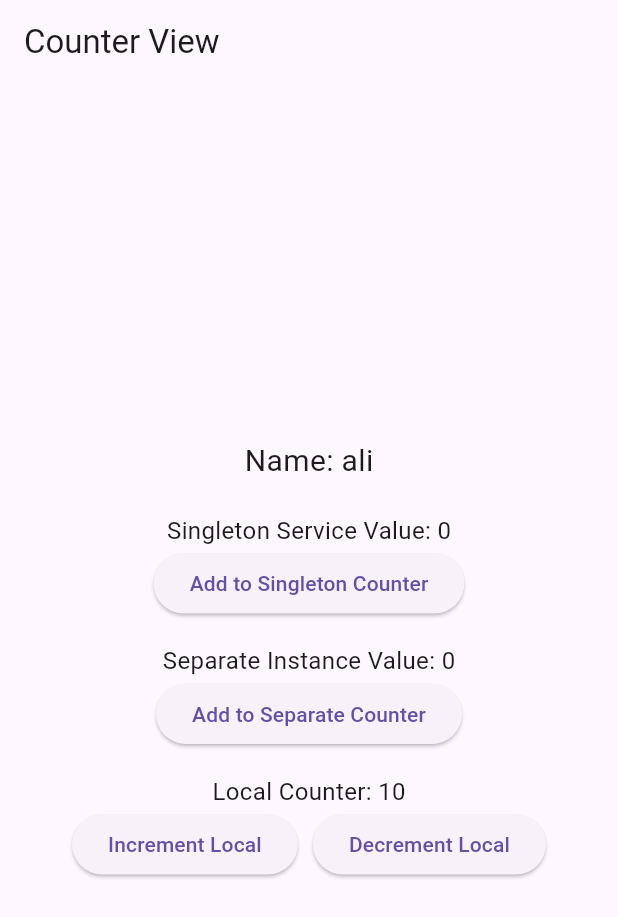
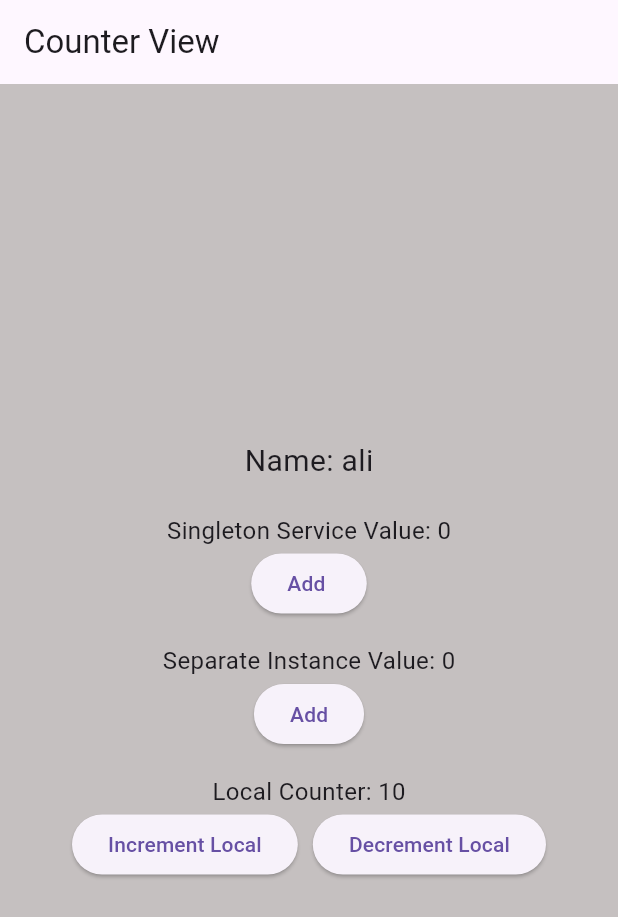
Before and after one commit to alimarain/state-management-, a Flutter app: the screen it shows after launch, on a phone screen of 412 x 824 dp. Shown: the top 917 px of the screen. Run offline on Flutter 3.47's test engine with Material 3 defaults, Android fonts, the phone set to English and light mode, and no system bars; our stand-ins replace stacked, stacked_services; generated files the repository leaves out were written again.

Commit message:
some ui changes

```diff
--- a/lib/ui/counter/counter_view.dart
+++ b/lib/ui/counter/counter_view.dart
@@ -10,9 +10,10 @@ class CounterView extends StatelessWidget {
     return ViewModelBuilder.reactive(
       viewModelBuilder: () => CounterViewmodel(),
       builder: (context, model, child) {
-        return Scaffold(
+       return Scaffold(
+          backgroundColor:  Color.fromARGB(255, 197, 192, 192),
           appBar: AppBar(title: Text('Counter View')),
-          body: Padding(
+           body: Padding(
             padding: const EdgeInsets.all(16.0),
             child: Column(
               mainAxisAlignment: MainAxisAlignment.center,
@@ -26,7 +27,7 @@ class CounterView extends StatelessWidget {
                 ),
                 ElevatedButton(
                   onPressed: model.addValueCounterInSingletonService,
-                  child: Text('Add to Singleton Counter'),
+                  child: Text('Add '),
                 ),
 
                 SizedBox(height: 16),
@@ -36,7 +37,7 @@ class CounterView extends StatelessWidget {
                 ),
                 ElevatedButton(
                   onPressed: model.addValueCounterInWithoutSingletonService,
-                  child: Text('Add to Separate Counter'),
+                  child: Text('Add'),
                 ),
 
                 SizedBox(height: 16),
```
